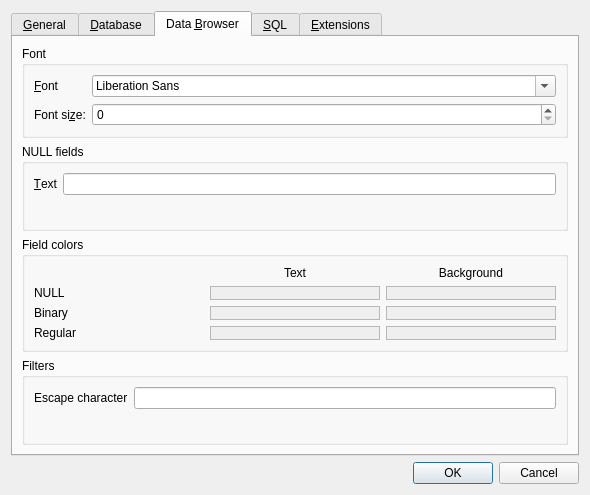
The window that src/PreferencesDialog.ui (sqlitebrowser/sqlitebrowser) describes before a commit, drawn with Qt 5.
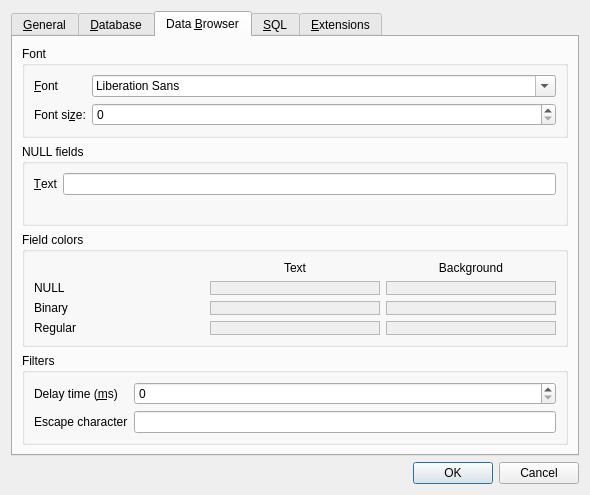
The same window after the commit. The open tabs and pages were chosen to show the change. Icons and pictures are not drawn. Custom widgets are drawn as their Qt base class.

Commit message:
Filters: Add settings option for the delay time
Introduce a new option in the Preferences dialog for setting the delay
time which the filter widgets are waiting for before applying the newly
set value.

Also reduce the default delay time from 300 to 200 ms.

See issue #490.

Patch:
```diff
--- a/src/PreferencesDialog.ui
+++ b/src/PreferencesDialog.ui
@@ -532,14 +532,14 @@
             <string>Filters</string>
            </property>
            <layout class="QFormLayout" name="gridLayout_4">
-            <item row="0" column="1">
+            <item row="1" column="1">
              <widget class="QLineEdit" name="editFilterEscape">
               <property name="maxLength">
                <number>1</number>
               </property>
              </widget>
             </item>
-            <item row="0" column="0">
+            <item row="1" column="0">
              <widget class="QLabel" name="label_18">
               <property name="text">
                <string>Escape character</string>
@@ -549,6 +549,26 @@
               </property>
              </widget>
             </item>
+            <item row="0" column="0">
+             <widget class="QLabel" name="label_19">
+              <property name="text">
+               <string>Delay time (&amp;ms)</string>
+              </property>
+              <property name="buddy">
+               <cstring>spinFilterDelay</cstring>
+              </property>
+             </widget>
+            </item>
+            <item row="0" column="1">
+             <widget class="QSpinBox" name="spinFilterDelay">
+              <property name="toolTip">
+               <string>Set the waiting time before a new filter value is applied. Can be set to 0 for disabling waiting.</string>
+              </property>
+              <property name="maximum">
+               <number>5000</number>
+              </property>
+             </widget>
+            </item>
            </layout>
           </widget>
          </item>
@@ -927,7 +947,7 @@
  <customwidgets>
   <customwidget>
    <class>SqlTextEdit</class>
-   <extends>QWidget</extends>
+   <extends>QTextEdit</extends>
    <header>sqltextedit.h</header>
    <container>1</container>
   </customwidget>
```
Left out of the diff: 30 changed lines with no effect on the pictures. The commit also changes 2 other files.
